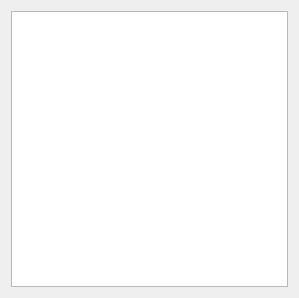
Above: san-antonio/sanantonio/ui/obc_cmd_resp_imm_panel.ui from jumiknows/AleasatV2 before the change. Below: the same form after it.
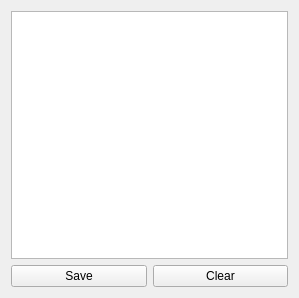
That is the form after the change.

What changed in the file:
```diff
--- a/san-antonio/sanantonio/ui/obc_cmd_resp_imm_panel.ui
+++ b/san-antonio/sanantonio/ui/obc_cmd_resp_imm_panel.ui
@@ -27,6 +27,24 @@
      </attribute>
     </widget>
    </item>
+   <item row="1" column="0">
+    <layout class="QGridLayout" name="buttonLayout">
+     <item row="0" column="0">
+      <widget class="QPushButton" name="obc_cmd_resp_save_btn">
+       <property name="text">
+        <string>Save</string>
+       </property>
+      </widget>
+     </item>
+     <item row="0" column="1">
+      <widget class="QPushButton" name="obc_cmd_resp_clear_btn">
+       <property name="text">
+        <string>Clear</string>
+       </property>
+      </widget>
+     </item>
+    </layout>
+   </item>
   </layout>
  </widget>
  <resources/>
```
